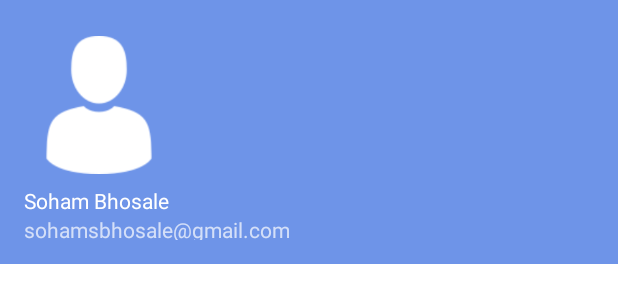
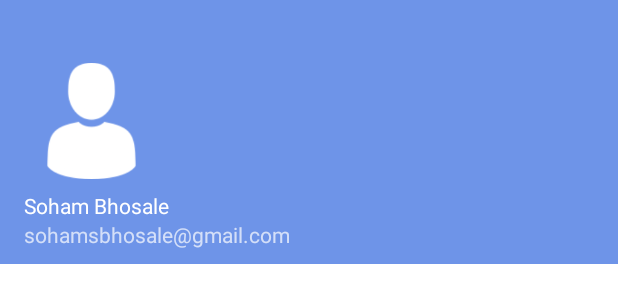
Before and after one commit to SohamBhosale5/derm-detect-ui, an Android app: the layout nav_header_navigation_drawer.xml on its own in the app's theme, with its tools: preview values and no code run, on a phone screen of 412 x 824 dp. Shown: the top 303 px of the screen. Run offline under Robolectric (Android 15) with nearby library versions, the phone set to English and light mode, and no system bars.

Commit message:
Final Commit!

```diff
--- a/app/src/main/java/com/skin/skinapp2/MainActivity.java
+++ b/app/src/main/java/com/skin/skinapp2/MainActivity.java
@@ -43,9 +43,9 @@ public class MainActivity extends AppCompatActivity {
                         String token = task.getResult();
 
                         // Log and toast
-                        String msg = "Token " + token;
-                        Log.d(TAG, msg);
-                        //Toast.makeText(MainActivity.this, msg, Toast.LENGTH_SHORT).show();
+                        String msg = token;
+                        Log.d("Token ", msg);
+                        Toast.makeText(MainActivity.this, msg, Toast.LENGTH_SHORT).show();
                     }
                 });
         Handler handler = new Handler();
--- a/app/src/main/java/com/skin/skinapp2/ui/about/AboutFragment.java
+++ b/app/src/main/java/com/skin/skinapp2/ui/about/AboutFragment.java
@@ -36,7 +36,7 @@ public class AboutFragment extends Fragment {
         Element adsElement = new Element();
         View aboutPage = new AboutPage(getActivity())
                 .isRTL(false)
-                .setDescription("An app intended to provide preliminary ")
+                .setDescription("DermDetect, a go-to app for preliminary analysis and care for 7 significant cancerous and noncancerous Skin Lesion classes.")
                 //.addItem(new Element().setTitle("Version 1.0"))
                 .addGroup("CONNECT WITH US!")
                 .addEmail("sohamsbhosale@gmail.com ")
--- a/app/src/main/java/com/skin/skinapp2/ui/home/HomeFragment.java
+++ b/app/src/main/java/com/skin/skinapp2/ui/home/HomeFragment.java
@@ -201,6 +201,7 @@ public class HomeFragment extends Fragment {
             String className = SkinClasses.SKIN_CLASSES[maxScoreIdx];
             SharedPreferences sharedPreferences = getContext().getSharedPreferences("MyPref", Context.MODE_PRIVATE);
             SharedPreferences.Editor editor = sharedPreferences.edit();
+            System.out.println("ClassName " + className);
             editor.putString("DiseaseName", className);
             editor.commit();
 
--- a/app/src/main/java/com/skin/skinapp2/ui/home/SkinClasses.java
+++ b/app/src/main/java/com/skin/skinapp2/ui/home/SkinClasses.java
@@ -1,5 +1,5 @@
 package com.skin.skinapp2.ui.home;
 
 public class SkinClasses {
-    public static String[] SKIN_CLASSES = new String[]{"Actinic Keratoses", "Basal Cell Carcinoma", "benign keratosis-like lesions", "Dermatofibroma", "Melanocytic nevi", "Vascular Skin Lesions", "Melanoma"};
+    public static String[] SKIN_CLASSES = new String[]{"Melanoma", "Melanocytic nevi", "benign keratosis-like lesions", "Dermatofibroma", "Basal Cell Carcinoma", "Vascular Skin Lesions", "Actinic Keratoses"};
 }
--- a/app/src/main/java/com/skin/skinapp2/ui/hospital/MapsFragment.java
+++ b/app/src/main/java/com/skin/skinapp2/ui/hospital/MapsFragment.java
@@ -61,8 +61,8 @@ public class MapsFragment extends Fragment {
             /*for(int i = 0; i < lat.size(); i++) {
                 googleMap.addMarker(new MarkerOptions().position(new LatLng(lat.get(i), longit.get(i))).title("Marker in " + " Evergreen Hospital").icon(BitmapDescriptorFactory.fromResource((R.drawable.hospital_64))));
             }*/
-            googleMap.addMarker(new MarkerOptions().position(bothell).title("Marker in " + " Evergreen Hospital").icon(BitmapDescriptorFactory.fromResource((R.drawable.hospital_64))));
-            //googleMap.addMarker(new MarkerOptions().position(one).title("Marker in " + one).icon(BitmapDescriptorFactory.fromResource((R.drawable.hospital_64))));
+            googleMap.addMarker(new MarkerOptions().position(new LatLng(47.762030, -122.208760)).title("The Everett Clinic Dermatology").icon(BitmapDescriptorFactory.fromResource((R.drawable.hospital_64))));
+            googleMap.addMarker(new MarkerOptions().position(new LatLng(47.804390, -122.206790)).title("Susan Leu, M.D.").icon(BitmapDescriptorFactory.fromResource((R.drawable.hospital_64))));
             //googleMap.addMarker(new MarkerOptions().position(two).title("Marker in " + two).icon(BitmapDescriptorFactory.fromResource((R.drawable.hospital_64))));
             //googleMap.addMarker(new MarkerOptions().position(three).title("Marker in " + three).icon(BitmapDescriptorFactory.fromResource((R.drawable.hospital_64))));
             //googleMap.moveCamera(CameraUpdateFactory.newLatLng(bothell));
--- a/app/src/main/res/layout/nav_header_navigation_drawer.xml
+++ b/app/src/main/res/layout/nav_header_navigation_drawer.xml
@@ -6,15 +6,15 @@
     android:gravity="bottom"
     android:orientation="vertical"
     android:paddingLeft="@dimen/activity_horizontal_margin"
-    android:paddingTop="@dimen/activity_vertical_margin"
+    android:paddingTop="20dp"
     android:paddingRight="@dimen/activity_horizontal_margin"
-    android:paddingBottom="@dimen/activity_vertical_margin"
+    android:paddingBottom="10dp"
     android:theme="@style/ThemeOverlay.AppCompat.Dark">
 
     <ImageView
         android:id="@+id/imageView"
-        android:layout_width="100dp"
-        android:layout_height="100dp"
+        android:layout_width="90dp"
+        android:layout_height="85dp"
         android:contentDescription="@string/nav_header_desc"
         android:paddingTop="@dimen/nav_header_vertical_spacing"
         android:src="@drawable/users" />
```
